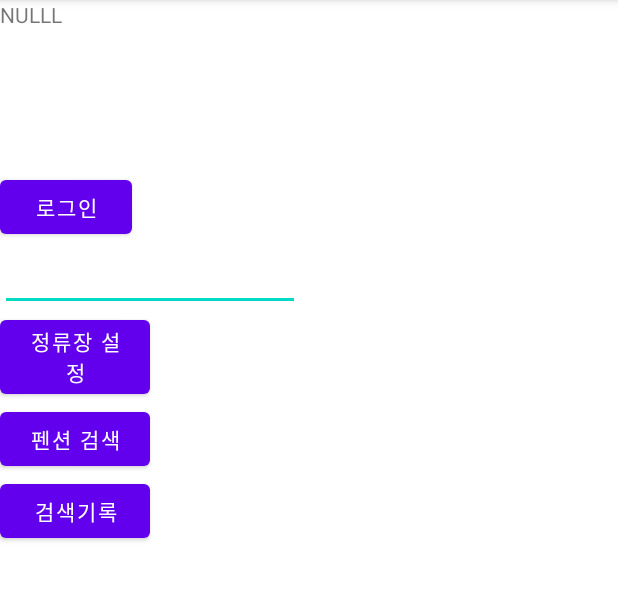
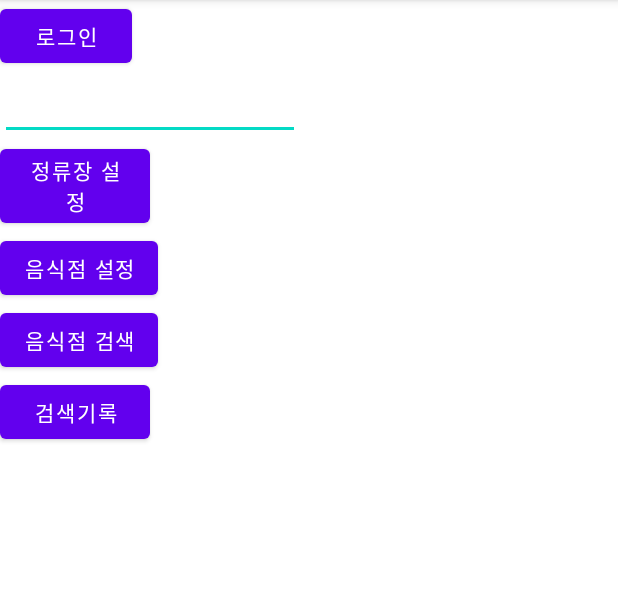
Before and after one commit to kOsari59/DBEX, an Android app: the screen it shows after launch (MainActivity), on a phone screen of 412 x 824 dp, the part 84-685 px from its top. Run offline under Robolectric (Android 15) with nearby library versions, the phone set to English and light mode, and no system bars; our stand-ins replace Volley.

Commit message:
minimal fix

```diff
--- a/app/src/main/java/com/example/dbex/MainActivity.java
+++ b/app/src/main/java/com/example/dbex/MainActivity.java
@@ -8,6 +8,9 @@ import android.os.StrictMode;
 import android.util.Log;
 import android.view.View;
 import android.widget.Button;
+import android.widget.ListAdapter;
+import android.widget.ListView;
+import android.widget.SimpleAdapter;
 import android.widget.TextView;
 import android.widget.Toast;
 
@@ -22,29 +25,30 @@ import org.w3c.dom.Text;
 
 import java.sql.Connection;
 import java.util.ArrayList;
+import java.util.HashMap;
 
 public class MainActivity extends AppCompatActivity {
     String st="NULLL";
+    public static ArrayList<HashMap<String, String>> al;
+
     connection ct;
     TextView cv;
+    TextView tv;
     double longi;
     double latit;
-    TextView txt;
+
     @Override
     protected void onCreate(Bundle savedInstanceState) {
         super.onCreate(savedInstanceState);
+        al =new ArrayList<>();
         setContentView(R.layout.activity_main);
         if (android.os.Build.VERSION.SDK_INT > 9) {
             StrictMode.ThreadPolicy policy = new StrictMode.ThreadPolicy.Builder().permitAll().build(); StrictMode.setThreadPolicy(policy); //네트워크 접속을 위한 처리
         }
 
-        txt = (TextView)findViewById(R.id.textView2);
-        txt.setText(st);
-
         try{
             ct = new connection(); //연결 준비
             ct.showResult(); //연결 후 결과 저장
-            txt.setText(ct.namelist.get(0)); // 결과출력
         }catch (Exception e){
             Toast.makeText(getApplicationContext(),e.toString(),Toast.LENGTH_SHORT).show();
         }
@@ -61,11 +65,14 @@ public class MainActivity extends AppCompatActivity {
         });
 
         cv = (TextView)findViewById(R.id.station);
-        Button pension,restaurant,theme,bt_station,bt_search,search_history;
+        Button pension,rest,theme,bt_station,bt_search,search_history;
 
-        pension = (Button)findViewById(R.id.pension);
+
+
+        rest = (Button)findViewById(R.id.rest);
         bt_station = (Button) findViewById(R.id.bt_station);
         search_history = (Button) findViewById(R.id.search_history);
+        bt_search = (Button) findViewById(R.id.rsear);
 
         search_history.setOnClickListener(new View.OnClickListener() {
             @Override
@@ -75,8 +82,17 @@ public class MainActivity extends AppCompatActivity {
             }
         });
 
+        bt_search.setOnClickListener(new View.OnClickListener() {
+
+            public void onClick(View v) {
+                Intent intent = new Intent(getApplicationContext(), Resault.class);
+                startActivity(intent);
+
+            }
+            });
 
         bt_station.setOnClickListener(new View.OnClickListener() {
+
             @Override
             public void onClick(View v) {
                 String station = cv.getText().toString();
@@ -89,11 +105,12 @@ public class MainActivity extends AppCompatActivity {
                             JSONObject jsonObject = new JSONObject(response);
                             boolean success = jsonObject.getBoolean("success");
                             if (success) { // 로그인에 성공한 경우
+                                String name = jsonObject.getString("name");
                                 String latitude = jsonObject.getString("latitude");
                                 String longitude = jsonObject.getString("longitude");
                                 longi = Double.parseDouble(longitude);
                                 latit = Double.parseDouble(latitude);
-                                Toast.makeText(getApplicationContext(),"설정 성공",Toast.LENGTH_SHORT).show();
+                                Toast.makeText(getApplicationContext(),"검색할 정류장은 "+ name,Toast.LENGTH_SHORT).show();
                             } else { // 로그인에 실패한 경우
                                 Toast.makeText(getApplicationContext(),"설정 실패",Toast.LENGTH_SHORT).show();
                                 return;
@@ -109,17 +126,17 @@ public class MainActivity extends AppCompatActivity {
             }
         });
 
-        pension.setOnClickListener(new View.OnClickListener() {
+        rest.setOnClickListener(new View.OnClickListener() {
             @Override
             public void onClick(View view) {
                 ArrayList<String> idd = new ArrayList<>();
                 hubu hu = new hubu();
                     for(int i = 0; i<ct.idlist.size();i++){
-                        if(30 < hu.hubua(ct.latilist.get(i),ct.longtilist.get(i),latit,longi)){
+                        if(30 > hu.hubua(ct.latilist.get(i),ct.longtilist.get(i),latit,longi)){
                             idd.add(ct.idlist.get(i));
                         }
                     }
-                    Toast.makeText(getApplicationContext(),Integer.toString(ct.idlist.size()),Toast.LENGTH_SHORT).show();
+                Toast.makeText(getApplicationContext(),"검색된 결과는" + idd.size()+"개 입니다",Toast.LENGTH_SHORT).show();
                     for(int i =0 ; i<idd.size();i++){
                         Response.Listener<String> responseListener_r = new Response.Listener<String>() {
                             @Override
@@ -141,13 +158,24 @@ public class MainActivity extends AppCompatActivity {
                                         String longitude = jsonObject.getString("longitude");
                                         String grade = jsonObject.getString("grade");
 
-                                        txt.setText(ID+"\n"+name+"\n"+phone+"\n"+top+"\n"+location+"\n"+latitude+"\n"+longitude+"\n"+grade+"\n");
+                                        HashMap<String,String> hashMap = new HashMap<>();
+                                        hashMap.put("id", ID);
+                                        hashMap.put("name", name);
+                                        hashMap.put("phone", phone);
+                                        hashMap.put("top", top);
+                                        hashMap.put("location", location);
+                                        hashMap.put("latitude", longitude);
+                                        hashMap.put("grade", grade);
+
+
+                                        al.add(hashMap);
+
                                     } else { // 로그인에 실패한 경우
                                         Toast.makeText(getApplicationContext(),"검색 실패",Toast.LENGTH_SHORT).show();
                                         return;
                                     }
                                 } catch (Exception e) {
-                                    Toast.makeText(getApplicationContext(),e.toString(),Toast.LENGTH_SHORT).show();
+                                    Toast.makeText(getApplicationContext(),"검색 오류",Toast.LENGTH_SHORT).show();
                                 }
                             }
                         };
@@ -156,8 +184,11 @@ public class MainActivity extends AppCompatActivity {
                         r_queue.add(r_search);
                     }
 
+            }
 
-            }
+
+
+
 
         });
 
@@ -166,4 +197,5 @@ public class MainActivity extends AppCompatActivity {
     }
 
 
+
 }
--- a/app/src/main/res/layout/activity_main.xml
+++ b/app/src/main/res/layout/activity_main.xml
@@ -7,13 +7,6 @@
     android:orientation="vertical"
     tools:context=".MainActivity">
 
-    <TextView
-        android:id="@+id/textView2"
-        android:layout_width="409dp"
-        android:layout_height="114dp"
-        android:text="TextViewasdasdsadasdasdsadasdasdasd"
-        app:layout_constraintTop_toTopOf="parent"
-        tools:layout_editor_absoluteX="1dp" />
 
     <Button
         android:id="@+id/Login"
@@ -32,12 +25,18 @@
         android:layout_height="wrap_content"
         android:text="정류장 설정"
         />
+
     <Button
-        android:id="@+id/pension"
-        android:layout_width="100dp"
+        android:id="@+id/rest"
+        android:layout_width="wrap_content"
         android:layout_height="wrap_content"
-        android:text="펜션 검색"
-        />
+        android:text="음식점 설정" />
+
+    <Button
+        android:id="@+id/rsear"
+        android:layout_width="wrap_content"
+        android:layout_height="wrap_content"
+        android:text="음식점 검색" />
 
     <Button
         android:id="@+id/search_history"
```
Also changed, not shown: app/src/main/AndroidManifest.xml (+8 -8 lines), app/src/main/java/com/example/dbex/Resault.java (added, +38 -0 lines), app/src/main/res/layout/activity_resault.xml (added, +18 -0 lines), app/src/main/res/layout/item_list_p.xml (added, +59 -0 lines).
